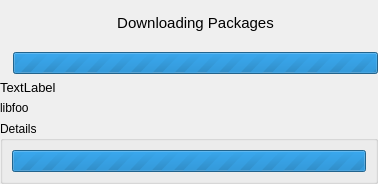
Old version of the form libkpackagekit/KpkTransaction.ui in the repository KDE/apper.
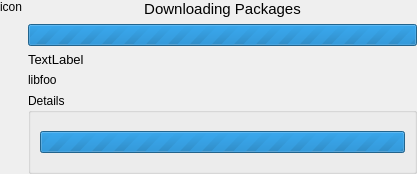
New version of the form. Custom widgets are drawn as their Qt base class.

Commit message: Fix Icon handling and Transaction dialog does not keep resizing anymore

What changed in the file:
```diff
--- a/libkpackagekit/KpkTransaction.ui
+++ b/libkpackagekit/KpkTransaction.ui
@@ -6,8 +6,8 @@
    <rect>
     <x>0</x>
     <y>0</y>
-    <width>378</width>
-    <height>184</height>
+    <width>417</width>
+    <height>174</height>
    </rect>
   </property>
   <property name="windowTitle">
@@ -17,7 +17,7 @@
    <property name="margin">
     <number>0</number>
    </property>
-   <item row="0" column="0">
+   <item row="0" column="0" rowspan="4">
     <layout class="QVBoxLayout" name="verticalLayout_2">
      <item>
       <widget class="QLabel" name="label">
@@ -27,6 +27,9 @@
          <verstretch>0</verstretch>
         </sizepolicy>
        </property>
+       <property name="text">
+        <string>icon</string>
+       </property>
       </widget>
      </item>
      <item>
@@ -48,6 +51,12 @@
     <layout class="QVBoxLayout" name="verticalLayout_3">
      <item>
       <widget class="QLabel" name="currentL">
+       <property name="sizePolicy">
+        <sizepolicy hsizetype="Preferred" vsizetype="Fixed">
+         <horstretch>0</horstretch>
+         <verstretch>0</verstretch>
+        </sizepolicy>
+       </property>
        <property name="font">
         <font>
          <pointsize>11</pointsize>
@@ -76,14 +85,25 @@
      </item>
     </layout>
    </item>
-   <item row="2" column="0" colspan="2">
-    <widget class="QLabel" name="packageL">
+   <item row="1" column="1">
+    <widget class="QLabel" name="descriptionL">
+     <property name="sizePolicy">
+      <sizepolicy hsizetype="Ignored" vsizetype="Fixed">
+       <horstretch>0</horstretch>
+       <verstretch>0</verstretch>
+      </sizepolicy>
+     </property>
+     <property name="font">
+      <font>
+       <pointsize>10</pointsize>
+      </font>
+     </property>
      <property name="text">
-      <string>libfoo</string>
+      <string>TextLabel</string>
      </property>
     </widget>
    </item>
-   <item row="3" column="0" colspan="2">
+   <item row="3" column="1">
     <widget class="QGroupBox" name="detailGroup">
      <property name="title">
       <string>Details</string>
@@ -102,15 +122,16 @@
      </layout>
     </widget>
    </item>
-   <item row="1" column="0" colspan="2">
-    <widget class="QLabel" name="descriptionL">
-     <property name="font">
-      <font>
-       <pointsize>10</pointsize>
-      </font>
+   <item row="2" column="1">
+    <widget class="QLabel" name="packageL">
+     <property name="sizePolicy">
+      <sizepolicy hsizetype="Ignored" vsizetype="Fixed">
+       <horstretch>0</horstretch>
+       <verstretch>0</verstretch>
+      </sizepolicy>
      </property>
      <property name="text">
-      <string>TextLabel</string>
+      <string>libfoo</string>
      </property>
     </widget>
    </item>
```
Left out of the diff: 2 changed lines with no effect on the pictures. The commit also changes 9 other files.
